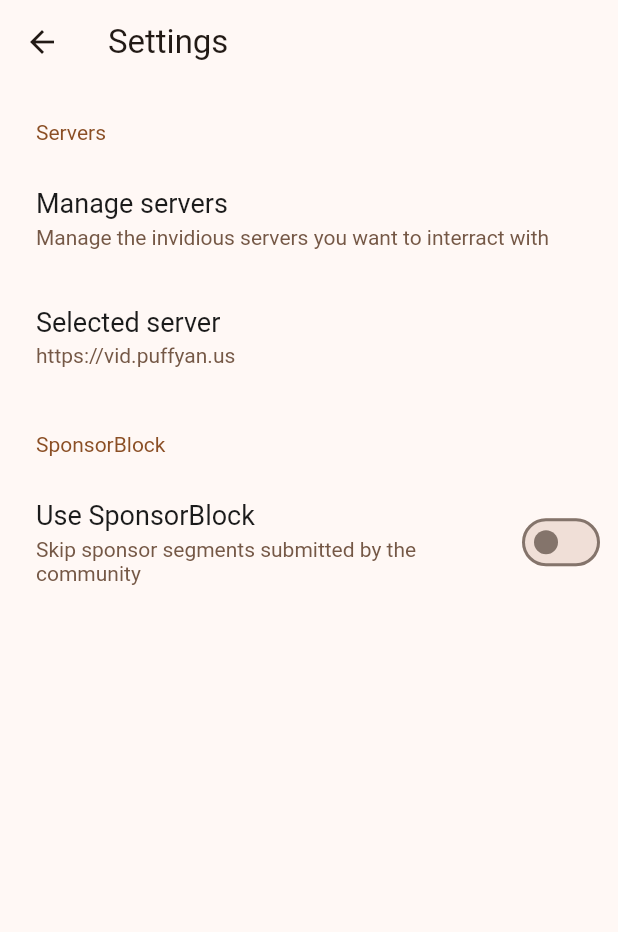
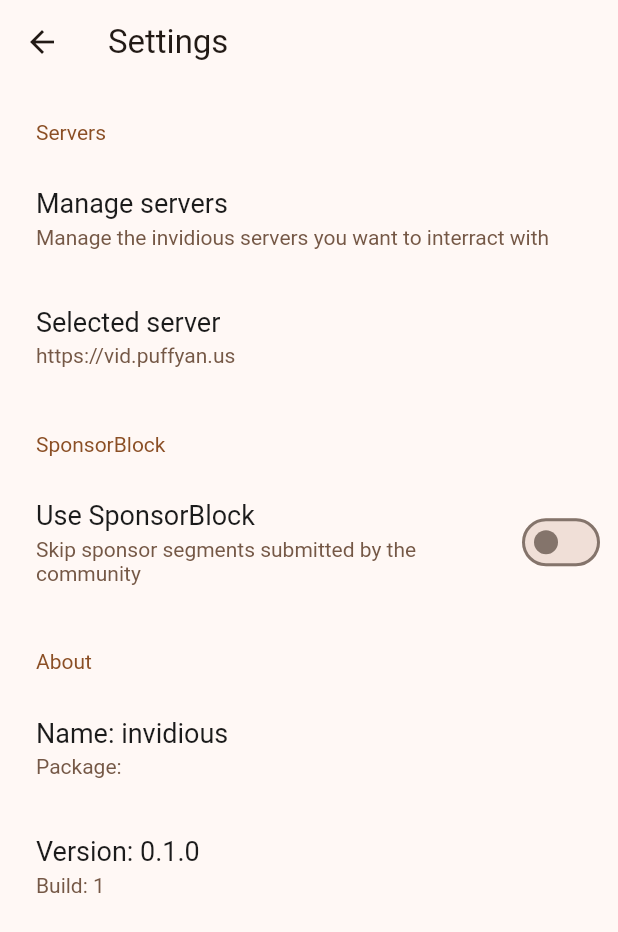
Before and after one commit to lamarios/clipious, a Flutter app: the screen it shows after launch, after a tap on the "settings" icon, on a phone screen of 412 x 824 dp. Shown: the top 932 px of the screen. Run offline on Flutter 3.47's test engine with Material 2 defaults, Android fonts, the phone set to English and light mode, and no system bars; drawn by our look-alikes of dynamic_color, settings_ui; our stand-ins replace after_layout, better_player, cached_network_image, easy_debounce, flutter_fadein, flutter_typeahead and 4 more; missing offline and left inert: fbroadcast, flutter_web_auth, select_dialog; generated files the repository leaves out were written again; network calls fail.

Commit message:
add drone files

```diff
--- a/lib/views/settings.dart
+++ b/lib/views/settings.dart
@@ -1,8 +1,12 @@
+import 'dart:async';
+
+import 'package:after_layout/after_layout.dart';
 import 'package:fbroadcast/fbroadcast.dart';
 import 'package:flutter/cupertino.dart';
 import 'package:flutter/material.dart';
 import 'package:invidious/database.dart';
 import 'package:invidious/models/db/settings.dart';
+import 'package:package_info_plus/package_info_plus.dart';
 import 'package:settings_ui/settings_ui.dart';
 import 'package:select_dialog/select_dialog.dart';
 import '../globals.dart';
@@ -25,10 +29,11 @@
   SettingsState createState() => SettingsState();
 }
 
-class SettingsState extends State<Settings> {
+class SettingsState extends State<Settings> with AfterLayoutMixin {
   List<Server> dbServers = db.getServers();
   Server currentServer = db.getCurrentlySelectedServer();
   bool sponsorBlock = db.getSettings(USE_SPONSORBLOCK)?.value == 'true';
+  PackageInfo packageInfo = PackageInfo(appName: '', packageName: '', version: '', buildNumber: '');
 
   @override
   initState() {
@@ -88,10 +93,10 @@
               lightTheme: theme,
               darkTheme: theme,
               sections: [
-                SettingsSection(title: Text('Servers'), tiles: [
+                SettingsSection(title: const Text('Servers'), tiles: [
                   SettingsTile.navigation(
-                    title: Text('Manage servers'),
-                    description: Text('Manage the invidious servers you want to interract with'),
+                    title: const Text('Manage servers'),
+                    description: const Text('Manage the invidious servers you want to interract with'),
                     onPressed: manageServers,
                   ),
                   SettingsTile(
@@ -100,15 +105,33 @@
                     onPressed: (context) => selectServer(context),
                   )
                 ]),
-                SettingsSection(title: Text('SponsorBlock'), tiles: [
+                SettingsSection(title: const Text('SponsorBlock'), tiles: [
                   SettingsTile.switchTile(
                     initialValue: sponsorBlock,
                     onToggle: toggleSponsorBlock,
-                    title: Text('Use SponsorBlock'),
-                    description: Text('Skip sponsor segments submitted by the community'),
+                    title: const Text('Use SponsorBlock'),
+                    description: const Text('Skip sponsor segments submitted by the community'),
+                  )
+                ]),
+                SettingsSection(title: (const Text('About')), tiles: [
+                  SettingsTile(
+                    title: Text('Name: ${packageInfo.appName}'),
+                    description: Text('Package: ${packageInfo.packageName}'),
+                  ),
+                  SettingsTile(
+                    title: Text('Version: ${packageInfo.version}'),
+                    description: Text('Build: ${packageInfo.buildNumber}'),
                   )
                 ])
               ],
             )));
   }
+
+  @override
+  Future<FutureOr<void>> afterFirstLayout(BuildContext context) async {
+    PackageInfo packageInfo = await PackageInfo.fromPlatform();
+    setState(() {
+      this.packageInfo = packageInfo;
+    });
+  }
 }
--- a/pubspec.yaml
+++ b/pubspec.yaml
@@ -16,7 +16,7 @@
 # https://developer.apple.com/library/archive/documentation/General/Reference/InfoPlistKeyReference/Articles/CoreFoundationKeys.html
 # In Windows, build-name is used as the major, minor, and patch parts
 # of the product and file versions while build-number is used as the build suffix.
-version: 1.0.0+1
+version: 0.1.0+1
 
 environment:
   sdk: '>=2.19.1 <3.0.0'
@@ -52,6 +52,7 @@
   cached_network_image: 3.2.3
   pull_to_refresh: 2.0.0
   share_plus: 6.3.1
+  package_info_plus: 3.0.3
 
 
 
```
Also changed, not shown: pubspec.lock, 2 other files.
